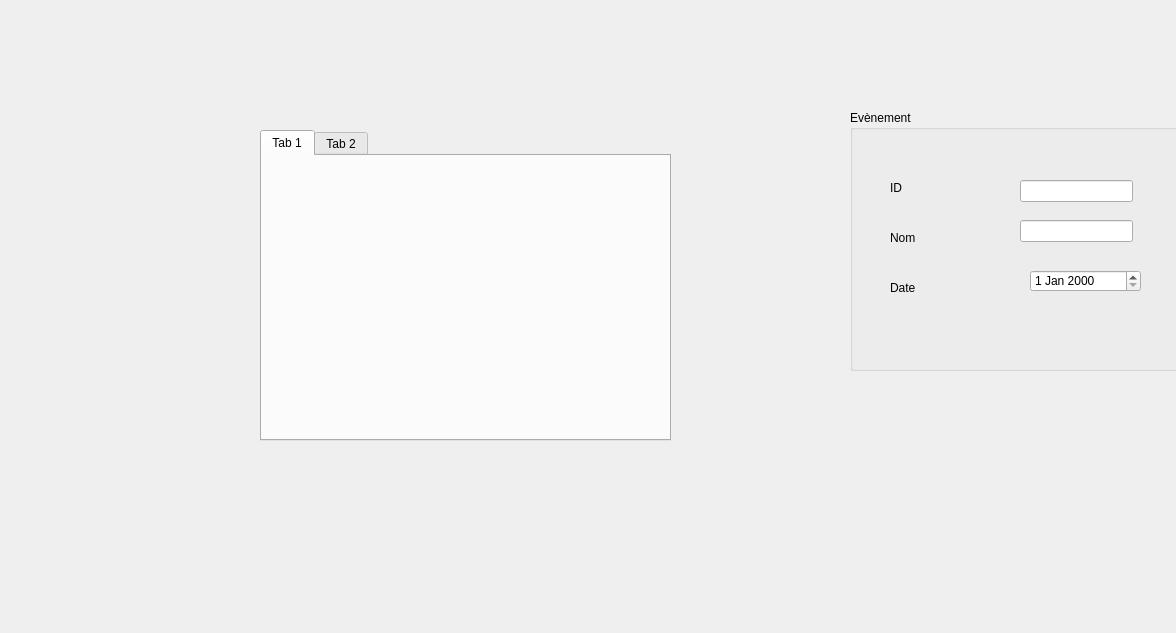
The window that GestionEvenements/dialog.ui (NarimenAz/SmartPark2A25) describes before a commit, drawn with Qt 5.
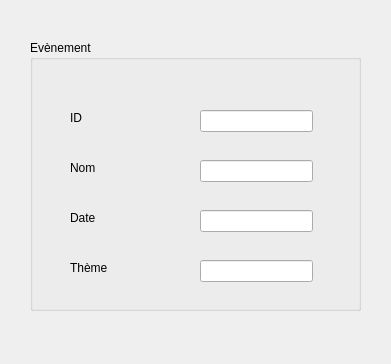
The same window after the commit.

What changed in the file:
```diff
--- a/GestionEvenements/dialog.ui
+++ b/GestionEvenements/dialog.ui
@@ -6,8 +6,8 @@
    <rect>
     <x>0</x>
     <y>0</y>
-    <width>1176</width>
-    <height>633</height>
+    <width>391</width>
+    <height>364</height>
    </rect>
   </property>
   <property name="windowTitle">
@@ -16,10 +16,10 @@
   <widget class="QGroupBox" name="groupBox">
    <property name="geometry">
     <rect>
-     <x>850</x>
-     <y>110</y>
+     <x>30</x>
+     <y>40</y>
      <width>331</width>
-     <height>261</height>
+     <height>271</height>
     </rect>
    </property>
    <property name="title">
@@ -81,41 +81,47 @@
     <property name="geometry">
      <rect>
       <x>170</x>
-      <y>110</y>
+      <y>120</y>
       <width>113</width>
       <height>22</height>
      </rect>
     </property>
    </widget>
-   <widget class="QDateEdit" name="dateEditD">
+   <widget class="QLineEdit" name="lineEdit_NomD_2">
     <property name="geometry">
      <rect>
-      <x>180</x>
-      <y>160</y>
-      <width>111</width>
+      <x>170</x>
+      <y>170</y>
+      <width>113</width>
       <height>22</height>
      </rect>
     </property>
    </widget>
-  </widget>
-  <widget class="QTabWidget" name="tabWidget">
-   <property name="geometry">
-    <rect>
-     <x>260</x>
-     <y>130</y>
-     <width>411</width>
-     <height>311</height>
-    </rect>
-   </property>
-   <widget class="QWidget" name="tab">
-    <attribute name="title">
-     <string>Tab 1</string>
-    </attribute>
+   <widget class="QLabel" name="label_3">
+    <property name="geometry">
+     <rect>
+      <x>40</x>
+      <y>220</y>
+      <width>56</width>
+      <height>16</height>
+     </rect>
+    </property>
+    <property name="text">
+     <string>Thème</string>
+    </property>
    </widget>
-   <widget class="QWidget" name="tab_2">
-    <attribute name="title">
-     <string>Tab 2</string>
-    </attribute>
+   <widget class="QLineEdit" name="lineEdit_ThemeD">
+    <property name="geometry">
+     <rect>
+      <x>170</x>
+      <y>220</y>
+      <width>113</width>
+      <height>22</height>
+     </rect>
+    </property>
+    <property name="cursor">
+     <cursorShape>ArrowCursor</cursorShape>
+    </property>
    </widget>
   </widget>
  </widget>
```
